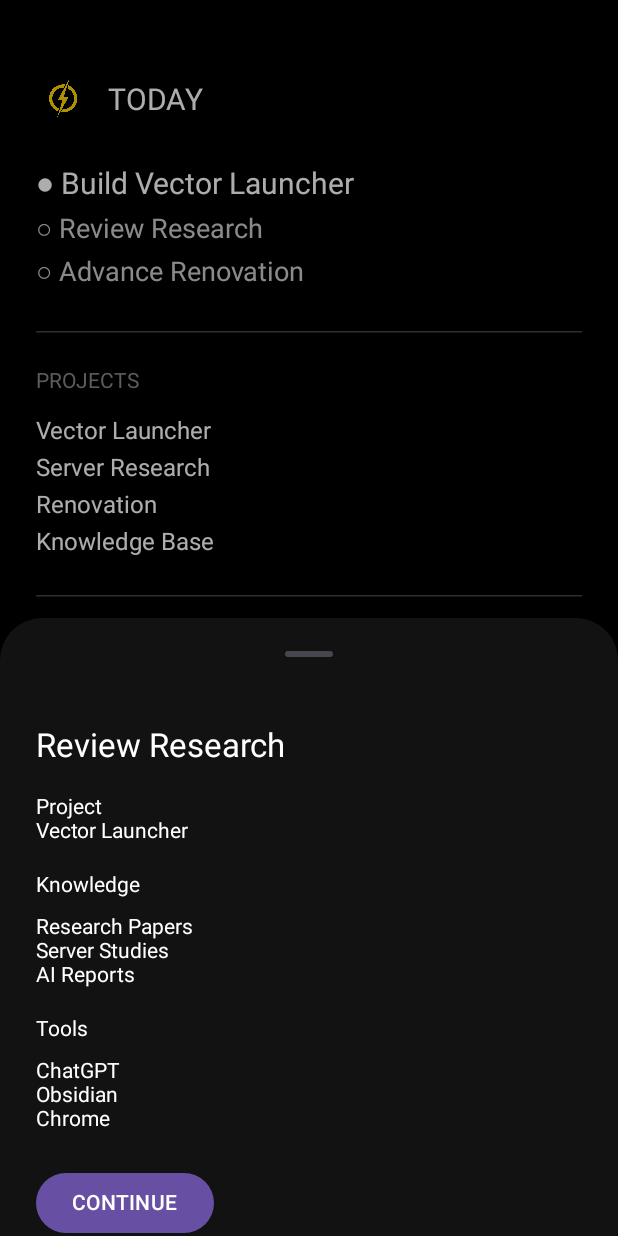
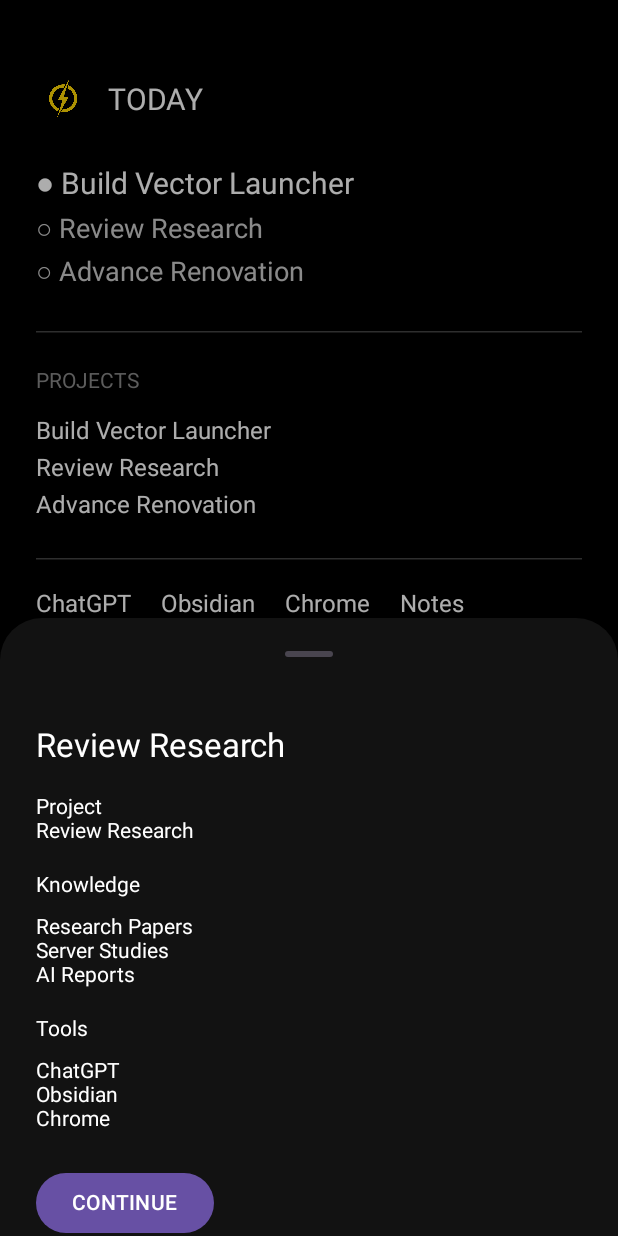
Before and after one commit to thecuriousmechanic/Vector-Launcher-Android, an Android app built with Jetpack Compose: the screen it shows after launch (MainActivity), after a tap on an icon or button, on a phone screen of 412 x 824 dp. Run offline under Robolectric (Android 15) with nearby library versions, the phone set to English and light mode, and no system bars.

Commit message:
Sprint 2.2 - Note Editor Navigation

```diff
--- a/app/build.gradle.kts
+++ b/app/build.gradle.kts
@@ -55,4 +55,6 @@ dependencies {
     androidTestImplementation(libs.androidx.compose.ui.test.junit4)
     debugImplementation(libs.androidx.compose.ui.tooling)
     debugImplementation(libs.androidx.compose.ui.test.manifest)
+    implementation("androidx.datastore:datastore-preferences:1.1.1")
+    implementation("org.jetbrains.kotlinx:kotlinx-coroutines-android:1.8.1")
 }
--- a/app/src/main/java/com/vector/launch/MainActivity.kt
+++ b/app/src/main/java/com/vector/launch/MainActivity.kt
@@ -49,7 +49,7 @@ fun VectorHomeScreen() {
     }
 
     var currentProject by remember {
-        mutableStateOf("Vector Launcher")
+        mutableStateOf<ProjectData?>(null)
     }
 
     val priorities = listOf(
@@ -58,12 +58,9 @@ fun VectorHomeScreen() {
         Priority("Advance Renovation")
     )
 
-    val projects = listOf(
-        Project("Vector Launcher"),
-        Project("Server Research"),
-        Project("Renovation"),
-        Project("Knowledge Base")
-    )
+    val projects = ProjectRepository.projects.values.map {
+        Project(it.name)
+    }
 
     if (currentScreen == "workspace") {
 
@@ -72,12 +69,15 @@ fun VectorHomeScreen() {
             color = Color.Black
         ) {
 
+            currentProject?.let { project ->
+
                 ProjectWorkspace(
-                projectName = currentProject,
+                    project = project,
                     onBack = {
                         currentScreen = "home"
                     }
                 )
+            }
         }
 
         return
@@ -115,7 +115,7 @@ fun VectorHomeScreen() {
                 )
 
                 Text(
-                    text = "Vector Launcher",
+                    text = selectedPriority?.title ?: "",
                     color = Color.White
                 )
 
@@ -189,7 +189,9 @@ fun VectorHomeScreen() {
                     onClick = {
 
                         currentProject =
-                            selectedPriority?.title ?: "Workspace"
+                            ProjectRepository.projects[
+                                selectedPriority?.title
+                            ]
 
                         showFocusSheet = false
 
@@ -214,7 +216,10 @@ fun VectorHomeScreen() {
         Column(
             modifier = Modifier
                 .fillMaxSize()
-                .padding(horizontal = 24.dp, vertical = 48.dp)
+                .padding(
+                    horizontal = 24.dp,
+                    vertical = 48.dp
+                )
         ) {
 
             Row(
@@ -222,7 +227,9 @@ fun VectorHomeScreen() {
             ) {
 
                 Image(
-                    painter = painterResource(id = R.drawable.vector_logo),
+                    painter = painterResource(
+                        id = R.drawable.vector_logo
+                    ),
                     contentDescription = "Vector Logo",
                     modifier = Modifier.size(36.dp)
                 )
@@ -245,17 +252,20 @@ fun VectorHomeScreen() {
             priorities.forEach { priority ->
 
                 Text(
-                    text = if (priority.active)
+                    text =
+                        if (priority.active)
                             "● ${priority.title}"
                         else
                             "○ ${priority.title}",
 
-                    color = if (priority.active)
+                    color =
+                        if (priority.active)
                             Color.White
                         else
                             Color.LightGray,
 
-                    fontSize = if (priority.active)
+                    fontSize =
+                        if (priority.active)
                             20.sp
                         else
                             18.sp,
--- /dev/null
+++ b/app/src/main/java/com/vector/launch/Note.kt
@@ -0,0 +1,6 @@
+package com.vector.launch
+
+data class Note(
+    val title: String,
+    val content: String = ""
+)
--- /dev/null
+++ b/app/src/main/java/com/vector/launch/ProjectData.kt
@@ -0,0 +1,7 @@
+package com.vector.launch
+
+data class ProjectData(
+    val name: String,
+    val tasks: List<Task>,
+    val notes: List<Note>
+)
--- /dev/null
+++ b/app/src/main/java/com/vector/launch/ProjectRepository.kt
@@ -0,0 +1,55 @@
+package com.vector.launch
+
+object ProjectRepository {
+
+    val projects = mapOf(
+
+        "Build Vector Launcher" to ProjectData(
+            name = "Build Vector Launcher",
+
+            tasks = listOf(
+                Task("Implement Navigation"),
+                Task("Improve UI"),
+                Task("Add Persistence")
+            ),
+
+            notes = listOf(
+                Note("Architecture"),
+                Note("Design Notes"),
+                Note("Android Tasks")
+            )
+        ),
+
+        "Review Research" to ProjectData(
+            name = "Review Research",
+
+            tasks = listOf(
+                Task("Read Papers"),
+                Task("Summarize Findings"),
+                Task("Update Notes")
+            ),
+
+            notes = listOf(
+                Note("Research Papers"),
+                Note("Server Studies"),
+                Note("AI Reports")
+            )
+        ),
+
+        "Advance Renovation" to ProjectData(
+            name = "Advance Renovation",
+
+            tasks = listOf(
+                Task("Review Blueprint"),
+                Task("Cost Analysis"),
+                Task("Material Selection")
+            ),
+
+            notes = listOf(
+                Note("Blueprints"),
+                Note("Cost Estimates"),
+                Note("Materials")
+            )
+        )
+    )
+}
```
Also changed, not shown: app/src/main/java/com/vector/launch/NoteEditor.kt (added, +73 -0 lines), app/src/main/java/com/vector/launch/ProjectWorkspace.kt (+74 -25 lines), app/src/main/java/com/vector/launch/TaskStorage.kt (added, +43 -0 lines). Lines whose indentation alone changed are shown as unchanged.
